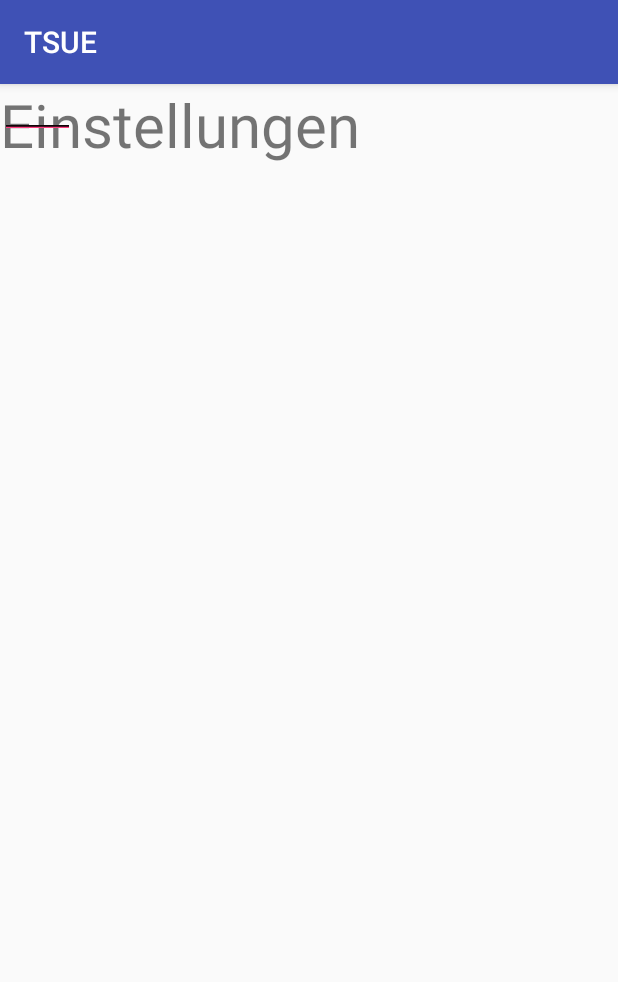
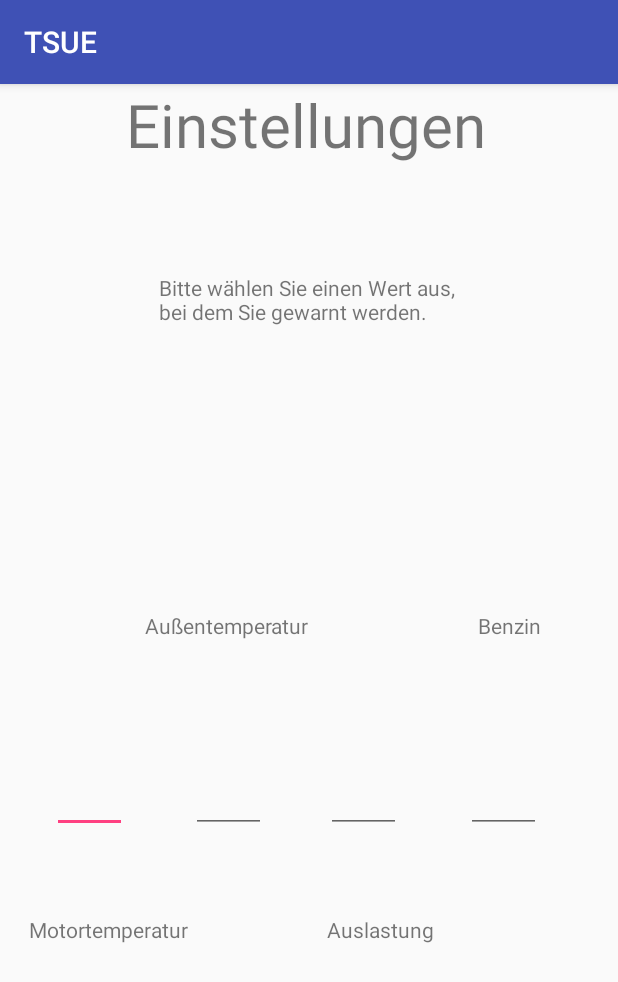
Before and after one commit to FL0NE/CAR_INFS, an Android app: the options screen opened directly, with no data from a screen before it, on a phone screen of 412 x 824 dp. Shown: the top 982 px of the screen. Run offline under Robolectric (Android 15) with nearby library versions, the light colour scheme and no system bars.

Commit message:
Textfelder Namen

```diff
--- a/App/TSUE/app/src/main/res/layout/activity_options.xml
+++ b/App/TSUE/app/src/main/res/layout/activity_options.xml
@@ -12,8 +12,12 @@
         android:layout_height="63dp"
         android:text="Einstellungen"
         android:textSize="@dimen/einstellungen_Size"
-        tools:layout_editor_absoluteX="39dp"
-        tools:layout_editor_absoluteY="-5dp" />
+        app:layout_constraintBottom_toBottomOf="parent"
+        app:layout_constraintTop_toTopOf="parent"
+        app:layout_constraintVertical_bias="0.0"
+        app:layout_constraintRight_toRightOf="parent"
+        app:layout_constraintLeft_toLeftOf="parent"
+        app:layout_constraintHorizontal_bias="0.504" />
 
     <EditText
         android:id="@+id/num_Mtemp"
@@ -21,8 +25,12 @@
         android:layout_height="36dp"
         android:ems="10"
         android:inputType="number"
-        tools:layout_editor_absoluteX="26dp"
-        tools:layout_editor_absoluteY="135dp" />
+        app:layout_constraintBottom_toBottomOf="parent"
+        app:layout_constraintTop_toTopOf="parent"
+        app:layout_constraintVertical_bias="0.633"
+        app:layout_constraintRight_toRightOf="parent"
+        app:layout_constraintLeft_toLeftOf="parent"
+        app:layout_constraintHorizontal_bias="0.096" />
 
     <EditText
         android:id="@+id/num_Atemp"
@@ -30,8 +38,12 @@
         android:layout_height="36dp"
         android:ems="10"
         android:inputType="number"
-        tools:layout_editor_absoluteX="102dp"
-        tools:layout_editor_absoluteY="135dp" />
+        app:layout_constraintRight_toRightOf="parent"
+        app:layout_constraintLeft_toLeftOf="parent"
+        app:layout_constraintBottom_toBottomOf="parent"
+        app:layout_constraintTop_toTopOf="parent"
+        app:layout_constraintVertical_bias="0.633"
+        app:layout_constraintHorizontal_bias="0.351" />
 
     <EditText
         android:id="@+id/num_Alastung"
@@ -39,8 +51,12 @@
         android:layout_height="36dp"
         android:ems="10"
         android:inputType="number"
-        tools:layout_editor_absoluteX="184dp"
-        tools:layout_editor_absoluteY="135dp" />
+        app:layout_constraintRight_toRightOf="parent"
+        app:layout_constraintLeft_toLeftOf="parent"
+        app:layout_constraintBottom_toBottomOf="parent"
+        app:layout_constraintTop_toTopOf="parent"
+        app:layout_constraintHorizontal_bias="0.6"
+        app:layout_constraintVertical_bias="0.633" />
 
     <EditText
         android:id="@+id/num_Benzin"
@@ -48,6 +64,69 @@
         android:layout_height="36dp"
         android:ems="10"
         android:inputType="number"
-        tools:layout_editor_absoluteX="266dp"
-        tools:layout_editor_absoluteY="135dp" />
+        app:layout_constraintRight_toRightOf="parent"
+        app:layout_constraintLeft_toLeftOf="parent"
+        app:layout_constraintHorizontal_bias="0.858"
+        app:layout_constraintBottom_toBottomOf="parent"
+        app:layout_constraintTop_toTopOf="parent"
+        app:layout_constraintVertical_bias="0.633" />
+
+    <TextView
+        android:id="@+id/txt_Wrngn"
+        android:layout_width="200dp"
+        android:layout_height="100dp"
+        android:text="Bitte wählen Sie einen Wert aus, bei dem Sie gewarnt werden."
+        app:layout_constraintRight_toRightOf="parent"
+        app:layout_constraintLeft_toLeftOf="parent"
+        app:layout_constraintBottom_toBottomOf="parent"
+        app:layout_constraintTop_toTopOf="parent"
+        app:layout_constraintVertical_bias="0.189" />
+
+    <TextView
+        android:id="@+id/txt_Mtemp"
+        android:layout_width="wrap_content"
+        android:layout_height="wrap_content"
+        android:text="Motortemperatur"
+        app:layout_constraintRight_toRightOf="parent"
+        app:layout_constraintLeft_toLeftOf="parent"
+        app:layout_constraintHorizontal_bias="0.063"
+        app:layout_constraintBottom_toBottomOf="parent"
+        app:layout_constraintTop_toTopOf="parent"
+        app:layout_constraintVertical_bias="0.74" />
+
+    <TextView
+        android:id="@+id/txt_Atemp"
+        android:layout_width="wrap_content"
+        android:layout_height="wrap_content"
+        android:text="Außentemperatur"
+        app:layout_constraintRight_toRightOf="parent"
+        app:layout_constraintLeft_toLeftOf="parent"
+        app:layout_constraintHorizontal_bias="0.32"
+        app:layout_constraintBottom_toBottomOf="parent"
+        app:layout_constraintTop_toTopOf="parent"
+        app:layout_constraintVertical_bias="0.469" />
+
+    <TextView
+        android:id="@+id/txt_Alastung"
+        android:layout_width="wrap_content"
+        android:layout_height="wrap_content"
+        android:text="Auslastung"
+        app:layout_constraintBottom_toBottomOf="parent"
+        app:layout_constraintTop_toTopOf="parent"
+        app:layout_constraintVertical_bias="0.74"
+        app:layout_constraintRight_toRightOf="parent"
+        app:layout_constraintLeft_toLeftOf="parent"
+        app:layout_constraintHorizontal_bias="0.639" />
+
+    <TextView
+        android:id="@+id/txt_Benzin"
+        android:layout_width="wrap_content"
+        android:layout_height="wrap_content"
+        android:text="Benzin"
+        app:layout_constraintBottom_toBottomOf="parent"
+        app:layout_constraintTop_toTopOf="parent"
+        app:layout_constraintRight_toRightOf="parent"
+        app:layout_constraintLeft_toLeftOf="parent"
+        app:layout_constraintHorizontal_bias="0.862"
+        app:layout_constraintVertical_bias="0.469" />
 </android.support.constraint.ConstraintLayout>
```
